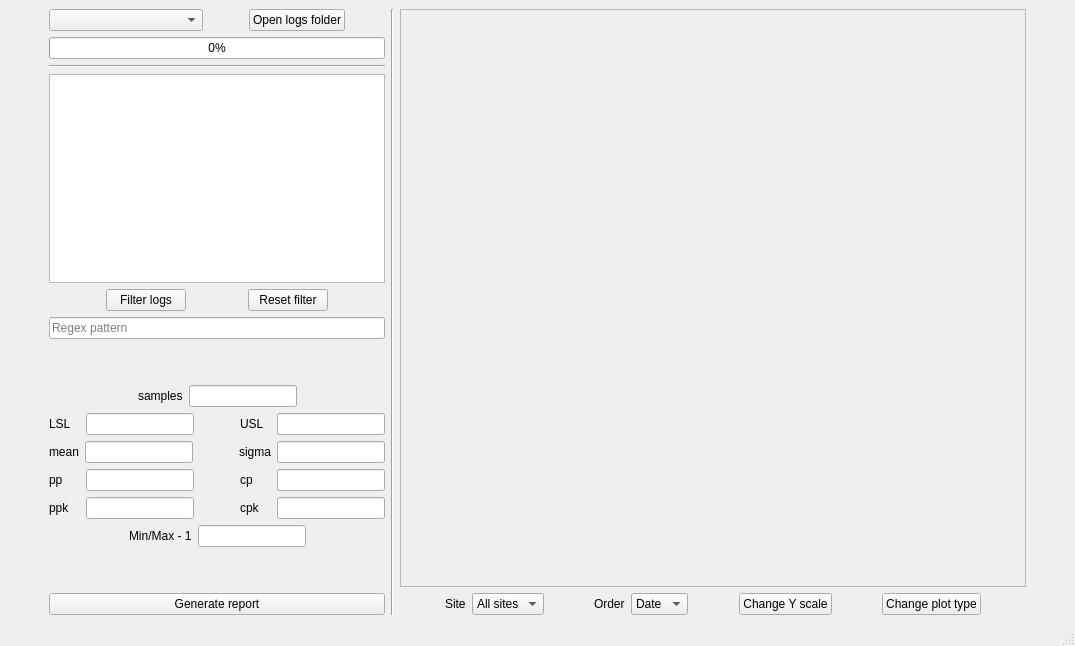
This is ui/main.ui in Unvire/DataAnalyzer as Qt 5 draws it before an edit. The edited form follows.
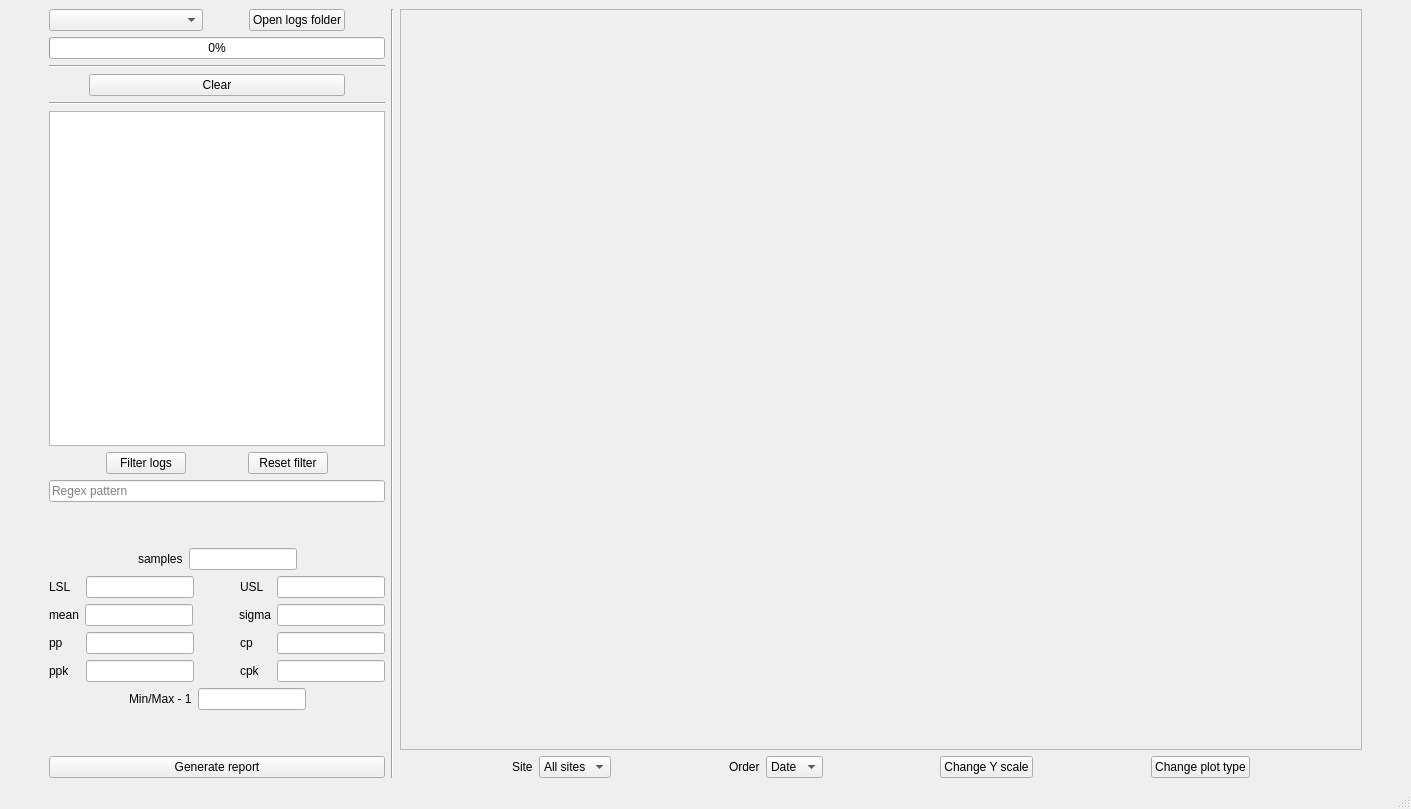
This is the edited form.

Commit message: Adds clear button and logic for it

Patch:
```diff
--- a/ui/main.ui
+++ b/ui/main.ui
@@ -6,15 +6,15 @@
    <rect>
     <x>0</x>
     <y>0</y>
-    <width>1075</width>
-    <height>646</height>
+    <width>1411</width>
+    <height>809</height>
    </rect>
   </property>
   <property name="windowTitle">
    <string>Data Analyzer</string>
   </property>
   <widget class="QWidget" name="centralwidget">
-   <layout class="QHBoxLayout" name="horizontalLayout_5" stretch="0,1,0">
+   <layout class="QHBoxLayout" name="horizontalLayout_12" stretch="0,1,0">
     <item>
      <spacer name="horizontalSpacer_13">
       <property name="orientation">
@@ -31,7 +31,7 @@
     <item>
      <layout class="QHBoxLayout" name="horizontalLayout_8" stretch="0,0,1">
       <item>
-       <layout class="QVBoxLayout" name="verticalLayout_6" stretch="0,0,0,1,1,0,1,0,0,0,0,0,0,0">
+       <layout class="QVBoxLayout" name="verticalLayout_6" stretch="0,0,0,0,0,1,1,0,1,0,0,0,0,0,0,0">
         <item>
          <layout class="QHBoxLayout" name="horizontalLayout_7" stretch="1,0,0,0">
           <item>
@@ -89,6 +89,50 @@
           </property>
          </widget>
         </item>
+        <item>
+         <widget class="Line" name="line_3">
+          <property name="orientation">
+           <enum>Qt::Horizontal</enum>
+          </property>
+         </widget>
+        </item>
+        <item>
+         <layout class="QHBoxLayout" name="horizontalLayout_5" stretch="0,1,0">
+          <item>
+           <spacer name="horizontalSpacer_21">
+            <property name="orientation">
+             <enum>Qt::Horizontal</enum>
+            </property>
+            <property name="sizeHint" stdset="0">
+             <size>
+              <width>40</width>
+              <height>20</height>
+             </size>
+            </property>
+           </spacer>
+          </item>
+          <item>
+           <widget class="QPushButton" name="clearButton">
+            <property name="text">
+             <string>Clear</string>
+            </property>
+           </widget>
+          </item>
+          <item>
+           <spacer name="horizontalSpacer_22">
+            <property name="orientation">
+             <enum>Qt::Horizontal</enum>
+            </property>
+            <property name="sizeHint" stdset="0">
+             <size>
+              <width>40</width>
+              <height>20</height>
+             </size>
+            </property>
+           </spacer>
+          </item>
+         </layout>
+        </item>
         <item>
          <widget class="Line" name="line_2">
           <property name="orientation">
```
Left out of the diff: 2 changed lines with no effect on the pictures. The commit also changes 2 other files.
